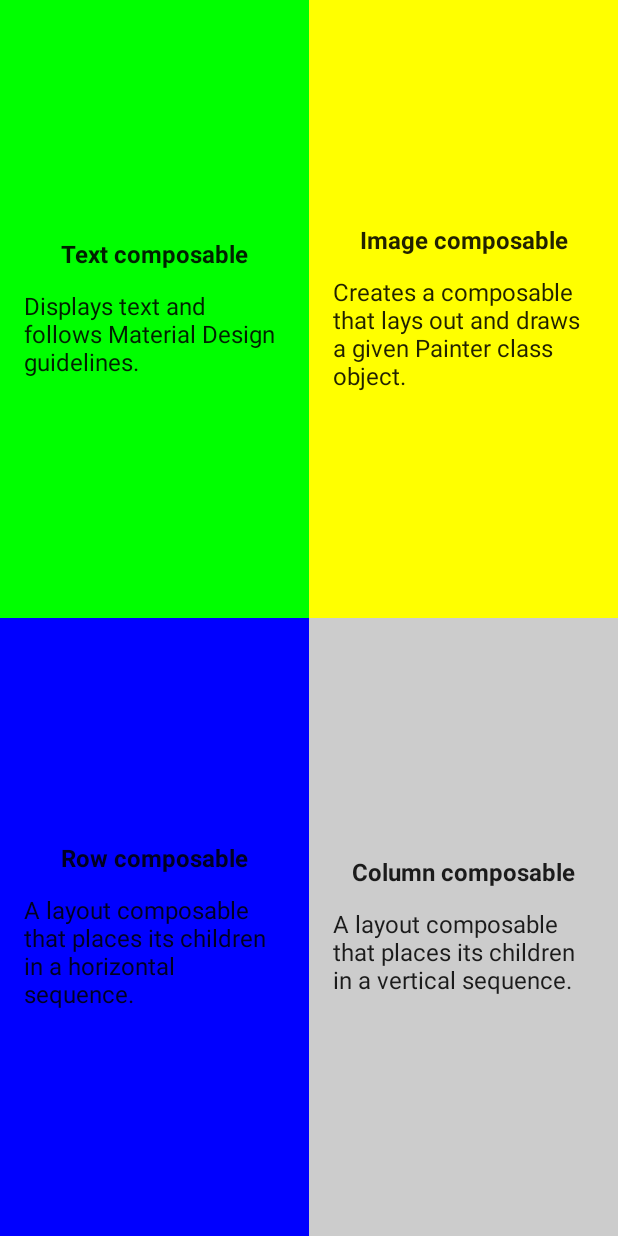
After one commit to ji-dawn/Android-Kotlin-Study, an Android app built with Jetpack Compose: the ComposeQuadrantActivity screen opened directly, with no data from a screen before it, on a phone screen of 412 x 824 dp. The commit adds this screen. Run offline under Robolectric (Android 15) with nearby library versions, the phone set to English and light mode, and no system bars.

Commit message:
study: Basic Composable UI(Color, Text)
- 학습 내용 : ComposeQuadrantActivity에서 Color, Text에 대한 modifier 등의 학습

weight 속성에 동일한 값을 줌으로써 균등하게 화면을 차지

```diff
--- a/app/src/main/AndroidManifest.xml
+++ b/app/src/main/AndroidManifest.xml
@@ -11,6 +11,11 @@
       android:supportsRtl="true"
       android:theme="@style/Theme.AndroidKotlinStudy"
       tools:targetApi="31">
+    <activity
+        android:name=".ComposeQuadrantActivity"
+        android:exported="false"
+        android:label="@string/title_activity_compose_quadrant"
+        android:theme="@style/Theme.AndroidKotlinStudy" />
     <activity
         android:name=".TaskManagerActivity"
         android:exported="false"
--- /dev/null
+++ b/app/src/main/java/com/example/androidkotlinstudy/ComposeQuadrantActivity.kt
@@ -0,0 +1,72 @@
+package com.example.androidkotlinstudy
+
+import android.os.Bundle
+import androidx.activity.ComponentActivity
+import androidx.activity.compose.setContent
+import androidx.compose.foundation.background
+import androidx.compose.foundation.layout.*
+import androidx.compose.material.MaterialTheme
+import androidx.compose.material.Surface
+import androidx.compose.material.Text
+import androidx.compose.runtime.Composable
+import androidx.compose.ui.Alignment
+import androidx.compose.ui.Modifier
+import androidx.compose.ui.graphics.Color
+import androidx.compose.ui.res.stringResource
+import androidx.compose.ui.text.font.FontWeight
+import androidx.compose.ui.tooling.preview.Preview
+import androidx.compose.ui.unit.dp
+import com.example.androidkotlinstudy.ui.theme.AndroidKotlinStudyTheme
+
+class ComposeQuadrantActivity : ComponentActivity() {
+  override fun onCreate(savedInstanceState: Bundle?) {
+    super.onCreate(savedInstanceState)
+    setContent {
+      AndroidKotlinStudyTheme {
+        // A surface container using the 'background' color from the theme
+        ComposableCardApp()
+      }
+    }
+  }
+}
+
+@Composable
+fun ComposableCard(title: String, description: String, backgroundColor: Color, modifier: Modifier = Modifier) {
+  Column(
+    modifier = modifier.fillMaxSize().background(backgroundColor).padding(16.dp),
+    horizontalAlignment = Alignment.CenterHorizontally,
+    verticalArrangement = Arrangement.Center
+  ) {
+    Text(text = title,
+    fontWeight = FontWeight.Bold,
+    modifier = Modifier.padding(bottom = 16.dp)
+    )
+    Text(text = description)
+  }
+}
+
+@Composable
+fun ComposableCardApp() {
+  Column(Modifier.fillMaxWidth()) {
+    Row(Modifier.weight(1f)) {
+      ComposableCard(title = stringResource(id = R.string.title_text), description = stringResource(id = R.string.description_text), backgroundColor = Color.Green, modifier = Modifier.weight(1f))
+      ComposableCard(title = stringResource(id = R.string.title_image), description = stringResource(
+        id = R.string.description_image
+      ), backgroundColor = Color.Yellow, modifier = Modifier.weight(1f))
+    }
+    Row(Modifier.weight(1f)) {
+      ComposableCard(title = stringResource(id = R.string.title_row), description = stringResource(id = R.string.description_row), backgroundColor = Color.Blue, modifier = Modifier.weight(1f))
+      ComposableCard(title = stringResource(id = R.string.title_column), description = stringResource(
+        id = R.string.description_column
+      ), backgroundColor = Color.LightGray, modifier = Modifier.weight(1f))
+    }
+  }
+}
+
+@Preview(showBackground = true)
+@Composable
+fun DefaultPreview3() {
+  AndroidKotlinStudyTheme {
+    ComposableCardApp()
+  }
+}
--- a/app/src/main/res/values/strings.xml
+++ b/app/src/main/res/values/strings.xml
@@ -12,6 +12,15 @@
   <string name="title_activity_task_manager">TaskManagerActivity</string>
   <string name="task_complete">All tasks completed</string>
   <string name="nice_work">Nice work!</string>
+  <string name="title_activity_compose_quadrant">ComposeQuadrantActivity</string>
   <!--  ComposeQuadrantActivity  -->
-
+  <string name="title_text">Text composable</string>
+  <string name="title_image">Image composable</string>
+  <string name="title_row">Row composable</string>
+  <string name="title_column">Column composable</string>
+  <string name="description_text">Displays text and follows Material Design guidelines.</string>
+  <string name="description_image">Creates a composable that lays out and draws a given Painter class object.
+</string>
+  <string name="description_row">A layout composable that places its children in a horizontal sequence.</string>
+  <string name="description_column">A layout composable that places its children in a vertical sequence.</string>
 </resources>
```
